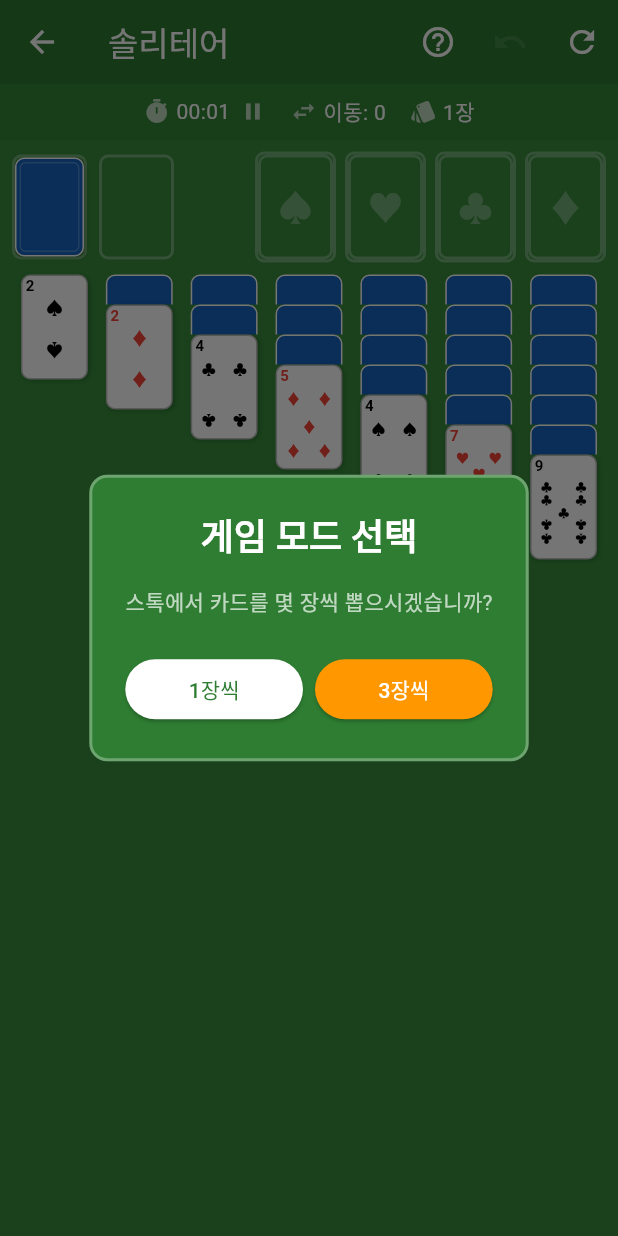
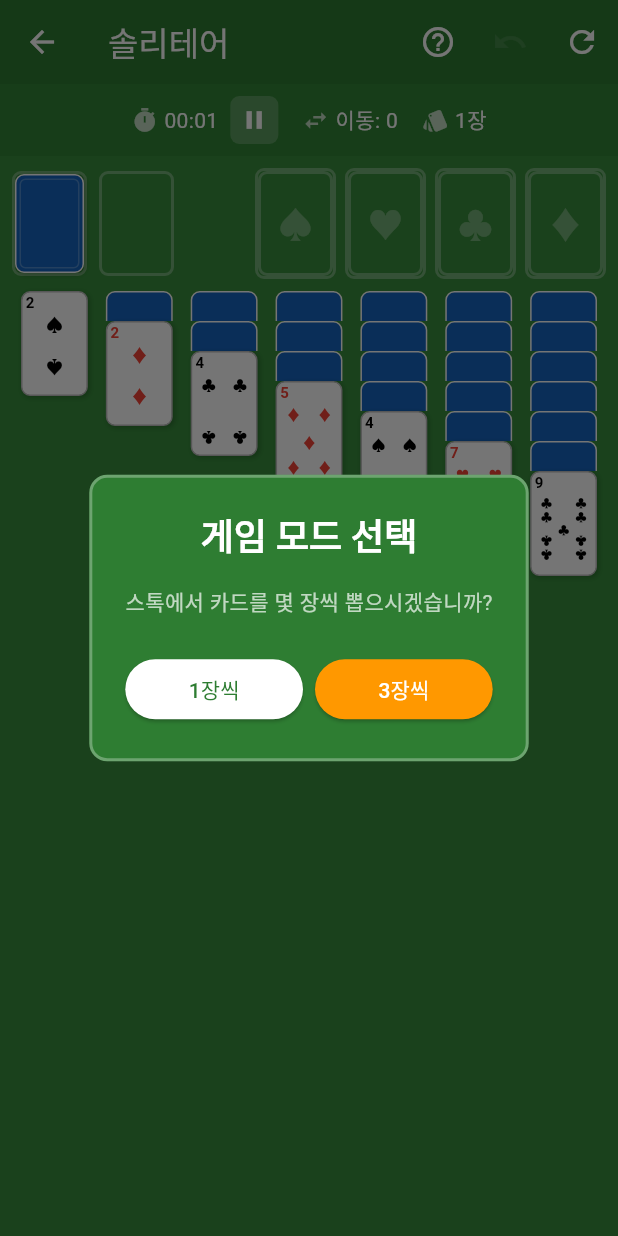
Before and after one commit to mhpark03/games, a Flutter app: the SolitaireScreen screen opened directly, on a phone screen of 412 x 824 dp. Run offline on Flutter 3.47's test engine with Material 3 defaults, Android fonts, the phone set to English and light mode, and no system bars; our stand-ins replace shared_preferences; accounts and stored records are empty.

Commit message:
솔리테어 일시정지 버튼 크기 및 탭 영역 확대

```diff
--- a/lib/games/solitaire/solitaire_screen.dart
+++ b/lib/games/solitaire/solitaire_screen.dart
@@ -972,13 +972,20 @@ class _SolitaireScreenState extends State<SolitaireScreen> {
                           fontSize: 14,
                         ),
                       ),
-                      const SizedBox(width: 6),
+                      const SizedBox(width: 8),
                       GestureDetector(
                         onTap: _togglePause,
-                        child: Icon(
-                          _isPaused ? Icons.play_arrow : Icons.pause,
-                          color: _isPaused ? Colors.amber : Colors.white70,
-                          size: 18,
+                        child: Container(
+                          padding: const EdgeInsets.all(6),
+                          decoration: BoxDecoration(
+                            color: _isPaused ? Colors.amber.withValues(alpha: 0.3) : Colors.white.withValues(alpha: 0.2),
+                            borderRadius: BorderRadius.circular(6),
+                          ),
+                          child: Icon(
+                            _isPaused ? Icons.play_arrow : Icons.pause,
+                            color: _isPaused ? Colors.amber : Colors.white,
+                            size: 20,
+                          ),
                         ),
                       ),
                     ],
@@ -1108,13 +1115,20 @@ class _SolitaireScreenState extends State<SolitaireScreen> {
                                   color: _isPaused ? Colors.amber : Colors.white,
                                 ),
                               ),
-                              const SizedBox(width: 6),
+                              const SizedBox(width: 8),
                               GestureDetector(
                                 onTap: _togglePause,
-                                child: Icon(
-                                  _isPaused ? Icons.play_arrow : Icons.pause,
-                                  size: 16,
-                                  color: _isPaused ? Colors.amber : Colors.white70,
+                                child: Container(
+                                  padding: const EdgeInsets.all(4),
+                                  decoration: BoxDecoration(
+                                    color: _isPaused ? Colors.amber.withValues(alpha: 0.3) : Colors.white.withValues(alpha: 0.2),
+                                    borderRadius: BorderRadius.circular(4),
+                                  ),
+                                  child: Icon(
+                                    _isPaused ? Icons.play_arrow : Icons.pause,
+                                    size: 16,
+                                    color: _isPaused ? Colors.amber : Colors.white,
+                                  ),
                                 ),
                               ),
                             ],
```
